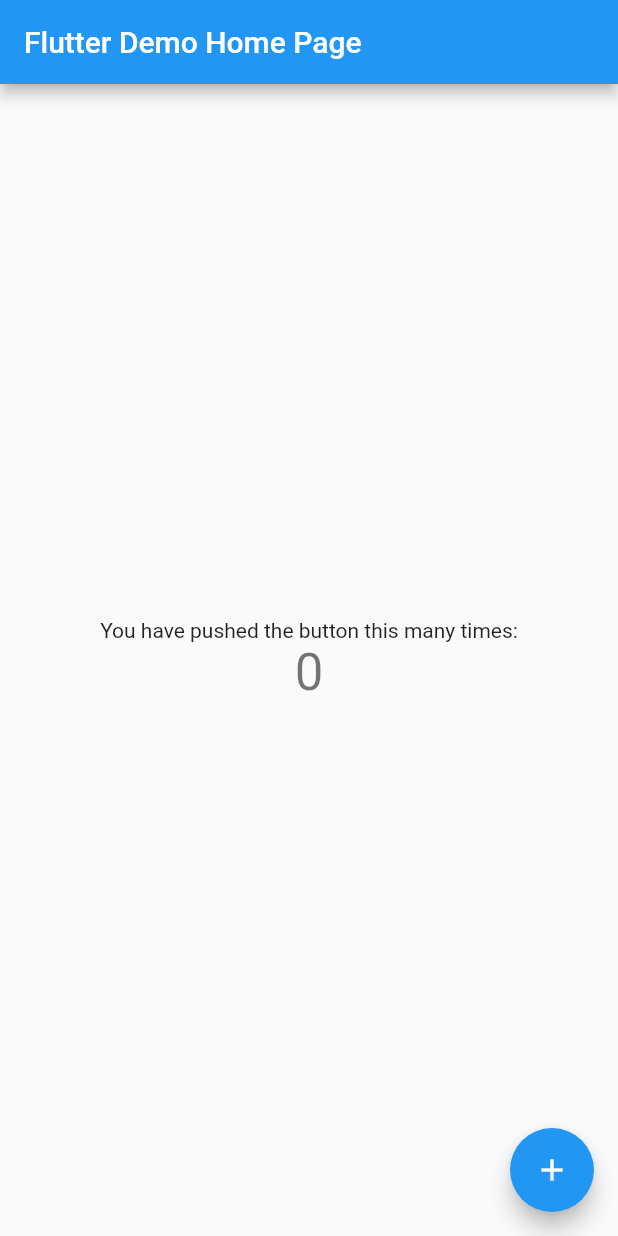
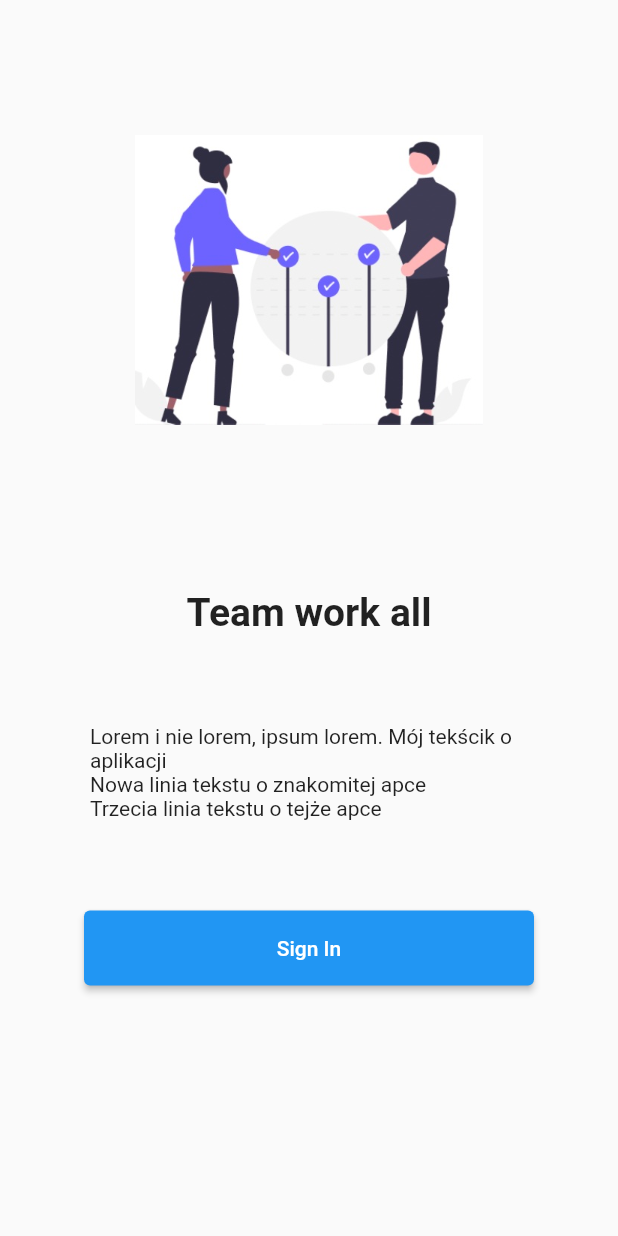
Before and after one commit to KampanieOnline/testproject, a Flutter app: the screen it shows after launch, on a phone screen of 412 x 824 dp. Run offline on Flutter 3.47's test engine with Material 2 defaults, Android fonts, the phone set to English and light mode, and no system bars.

Commit message:
new version 0.1.1
nowy widok

```diff
--- a/lib/main.dart
+++ b/lib/main.dart
@@ -1,115 +1,99 @@
 import 'package:flutter/material.dart';
 
 void main() {
-  runApp(const MyApp());
+  runApp(const MaterialApp(
+    title: 'Logowanie do Apki',
+    home: FirstRoute(
+      backgroundColor: Colors.white,
+    ),
+  ));
 }
 
-class MyApp extends StatelessWidget {
-  const MyApp({Key? key}) : super(key: key);
+class FirstRoute extends StatelessWidget {
+  const FirstRoute({Key? key, required Color backgroundColor})
+      : super(key: key);
 
-  // This widget is the root of your application.
   @override
   Widget build(BuildContext context) {
-    return MaterialApp(
-      title: 'Flutter Demo',
-      theme: ThemeData(
-        // This is the theme of your application.
-        //
-        // Try running your application with "flutter run". You'll see the
-        // application has a blue toolbar. Then, without quitting the app, try
-        // changing the primarySwatch below to Colors.green and then invoke
-        // "hot reload" (press "r" in the console where you ran "flutter run",
-        // or simply save your changes to "hot reload" in a Flutter IDE).
-        // Notice that the counter didn't reset back to zero; the application
-        // is not restarted.
-        primarySwatch: Colors.blue,
+    var style;
+    return Scaffold(
+      body: Column(
+        children: [
+          Center(
+              child: Padding(
+                padding: const EdgeInsets.all(90.0),
+                child: new Image.asset('images/home.jpg', width: 300,),
+              )),
+          Padding(padding: EdgeInsets.only(top: 20.0),),
+          Text('Team work all',
+              style: TextStyle(fontWeight: FontWeight.bold, fontSize: 26)),
+          Padding(
+            padding: const EdgeInsets.all(60.0),
+            child: Text(
+                'Lorem i nie lorem, ipsum lorem. Mój tekścik o aplikacji \nNowa linia tekstu o znakomitej apce \nTrzecia linia tekstu o tejże apce'),
+          ),
+          Center(
+            child: SizedBox(height: 50, width: 300,
+              child: ElevatedButton(
+                style: ButtonStyle(),
+                child: const Text('Sign In'),
+                onPressed: () {
+                  Navigator.push(
+                    context,
+                    MaterialPageRoute(builder: (context) => const SignIn()),
+                  );
+                },
+              ),
+            ),
+          ),
+        ],
       ),
-      home: const MyHomePage(title: 'Flutter Demo Home Page'),
     );
   }
 }
 
-class MyHomePage extends StatefulWidget {
-  const MyHomePage({Key? key, required this.title}) : super(key: key);
-
-  // This widget is the home page of your application. It is stateful, meaning
-  // that it has a State object (defined below) that contains fields that affect
-  // how it looks.
-
-  // This class is the configuration for the state. It holds the values (in this
-  // case the title) provided by the parent (in this case the App widget) and
-  // used by the build method of the State. Fields in a Widget subclass are
-  // always marked "final".
-
-  final String title;
-
-  @override
-  State<MyHomePage> createState() => _MyHomePageState();
-}
-
-class _MyHomePageState extends State<MyHomePage> {
-  int _counter = 0;
-
-  void _incrementCounter() {
-    setState(() {
-      // This call to setState tells the Flutter framework that something has
-      // changed in this State, which causes it to rerun the build method below
-      // so that the display can reflect the updated values. If we changed
-      // _counter without calling setState(), then the build method would not be
-      // called again, and so nothing would appear to happen.
-      _counter++;
-    });
-  }
+class SignIn extends StatelessWidget {
+  const SignIn({Key? key}) : super(key: key);
 
   @override
   Widget build(BuildContext context) {
-    // This method is rerun every time setState is called, for instance as done
-    // by the _incrementCounter method above.
-    //
-    // The Flutter framework has been optimized to make rerunning build methods
-    // fast, so that you can just rebuild anything that needs updating rather
-    // than having to individually change instances of widgets.
     return Scaffold(
-      appBar: AppBar(
-        // Here we take the value from the MyHomePage object that was created by
-        // the App.build method, and use it to set our appbar title.
-        title: Text(widget.title),
+      body: Column(
+        children: [
+          const Center(
+              child: Padding(
+                padding: EdgeInsets.all(90.0),
+                child: TextField (obscureText: true, decoration: InputDecoration(border:OutlineInputBorder(),labelText: 'E-mail, phone, username' ),),
+              )),
+          Padding(padding: EdgeInsets.only(top: 20.0),),
+          Text('Lets Sign you in', textAlign: TextAlign.left,
+              style: TextStyle(fontWeight: FontWeight.bold, fontSize: 26, )),
+          Padding(
+            padding: const EdgeInsets.all(10.0),
+            child: Text(
+                'Welcome Back, \nYou have been missed', textAlign: TextAlign.left,),
+          ),
+          Center(
+            child: Padding(
+              padding: const EdgeInsets.all(40.0),
+              child: SizedBox(height: 50, width: 300,
+                child: ElevatedButton(
+                  style: ButtonStyle(),
+                  child: const Text('Sign In/ Back'),
+                  onPressed: () {
+                    Navigator.pop(
+                      context,
+                      MaterialPageRoute(builder: (context) => const SignIn()),
+                    );
+                  },
+                ),
+              ),
+            ),
+          ),
+        ],
       ),
-      body: Center(
-        // Center is a layout widget. It takes a single child and positions it
-        // in the middle of the parent.
-        child: Column(
-          // Column is also a layout widget. It takes a list of children and
-          // arranges them vertically. By default, it sizes itself to fit its
-          // children horizontally, and tries to be as tall as its parent.
-          //
-          // Invoke "debug painting" (press "p" in the console, choose the
-          // "Toggle Debug Paint" action from the Flutter Inspector in Android
-          // Studio, or the "Toggle Debug Paint" command in Visual Studio Code)
-          // to see the wireframe for each widget.
-          //
-          // Column has various properties to control how it sizes itself and
-          // how it positions its children. Here we use mainAxisAlignment to
-          // center the children vertically; the main axis here is the vertical
-          // axis because Columns are vertical (the cross axis would be
-          // horizontal).
-          mainAxisAlignment: MainAxisAlignment.center,
-          children: <Widget>[
-            const Text(
-              'You have pushed the button this many times:',
-            ),
-            Text(
-              '$_counter',
-              style: Theme.of(context).textTheme.headline4,
-            ),
-          ],
-        ),
-      ),
-      floatingActionButton: FloatingActionButton(
-        onPressed: _incrementCounter,
-        tooltip: 'Increment',
-        child: const Icon(Icons.add),
-      ), // This trailing comma makes auto-formatting nicer for build methods.
     );
+
+
   }
 }
--- a/pubspec.yaml
+++ b/pubspec.yaml
@@ -31,6 +31,7 @@ dependencies:
     sdk: flutter
 
 
+
   # The following adds the Cupertino Icons font to your application.
   # Use with the CupertinoIcons class for iOS style icons.
   cupertino_icons: ^1.0.2
@@ -58,9 +59,8 @@ flutter:
   uses-material-design: true
 
   # To add assets to your application, add an assets section, like this:
-  # assets:
-  #   - images/a_dot_burr.jpeg
-  #   - images/a_dot_ham.jpeg
+  assets:
+  - images/
 
   # An image asset can refer to one or more resolution-specific "variants", see
   # https://flutter.dev/assets-and-images/#resolution-aware.
```
Also changed, not shown: lib/old/my_home_page.dart (added, +73 -0 lines), lib/old/third.dart (added, +53 -0 lines), images/1.jpg (added), images/home.jpg (added), 1 other file.
